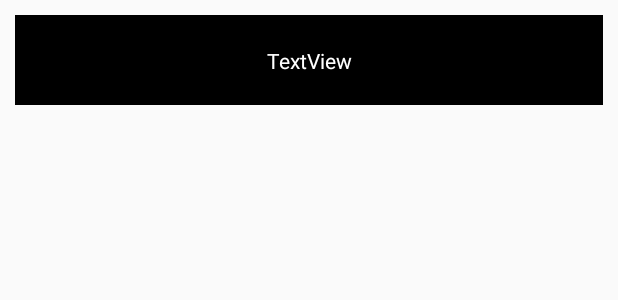
After one commit to Advait1306/musicApp, an Android app: the layout song_list_view.xml on its own in the app's theme, with its tools: preview values and no code run, on a phone screen of 412 x 824 dp. The commit adds this screen. Shown: the top 300 px of the screen. Run offline under Robolectric (Android 15) with nearby library versions, the phone set to English and light mode, and no system bars.

Commit message:
Added recyclerViewAdapter and SongListViewModel

```diff
--- a/app/src/main/java/com/napster/musicapp/MainActivity.kt
+++ b/app/src/main/java/com/napster/musicapp/MainActivity.kt
@@ -21,13 +21,14 @@ class MainActivity : AppCompatActivity()  {
         play.setOnClickListener {
             if (mediaPlayer == null){
                 mediaPlayer = MediaPlayer.create(applicationContext, R.raw.song)
-
             }
             mediaPlayer!!.start()
         }
 
+
         requestPermissions(arrayOf(re),12345)
         val songListViewModel = SongListViewModel(applicationContext)
+
         songListViewModel.getSongList().observe(this, Observer {songs ->
             TODO()
         })
--- a/app/src/main/java/com/napster/musicapp/repositories/SongRepository.kt
+++ b/app/src/main/java/com/napster/musicapp/repositories/SongRepository.kt
@@ -46,7 +46,7 @@ class SongRepository(context: Context) {
                     song.location = ContentUris.withAppendedId(MediaStore.Audio.Media.EXTERNAL_CONTENT_URI, it.getLong(songId))
                     song.albumArt = ContentUris.withAppendedId(albumArtUri, it.getLong(audioAlbumId))
                     songList.add(song)
-                    songListLiveData.value!!.add(song)
+                    songListLiveData.value = songList
                 }
 
             }
--- /dev/null
+++ b/app/src/main/res/layout/song_list_view.xml
@@ -0,0 +1,21 @@
+<?xml version="1.0" encoding="utf-8"?>
+<androidx.constraintlayout.widget.ConstraintLayout
+    xmlns:android="http://schemas.android.com/apk/res/android"
+    xmlns:app="http://schemas.android.com/apk/res-auto"
+    xmlns:tools="http://schemas.android.com/tools"
+    android:layout_width="match_parent"
+    android:layout_height="60dp"
+    android:layout_margin="10dp"
+    android:background="#000000">
+
+    <TextView
+        android:id="@+id/songName"
+        android:layout_width="wrap_content"
+        android:layout_height="wrap_content"
+        android:text="TextView"
+        android:textColor="#ffffff"
+        app:layout_constraintBottom_toBottomOf="parent"
+        app:layout_constraintEnd_toEndOf="parent"
+        app:layout_constraintStart_toStartOf="parent"
+        app:layout_constraintTop_toTopOf="parent" />
+</androidx.constraintlayout.widget.ConstraintLayout>
```
Also changed, not shown: app/src/main/java/com/napster/musicapp/adapters/SongRecyclerViewAdapter.kt (added, +26 -0 lines), app/src/main/res/layout/activity_main.xml (+11 -11 lines).
